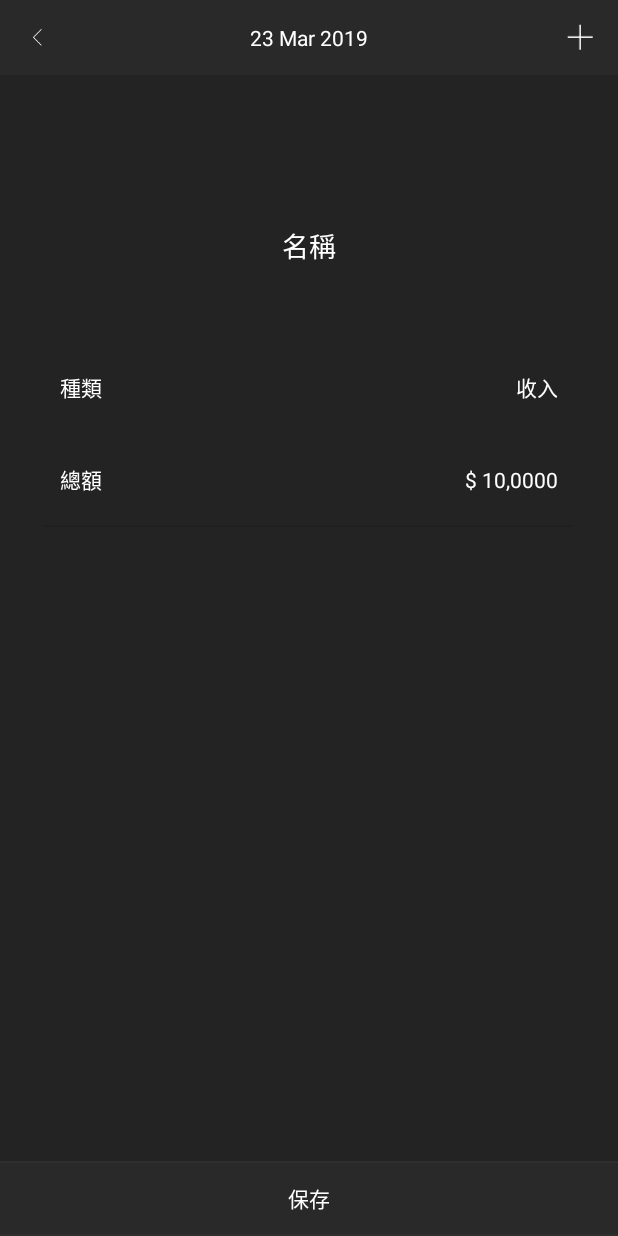
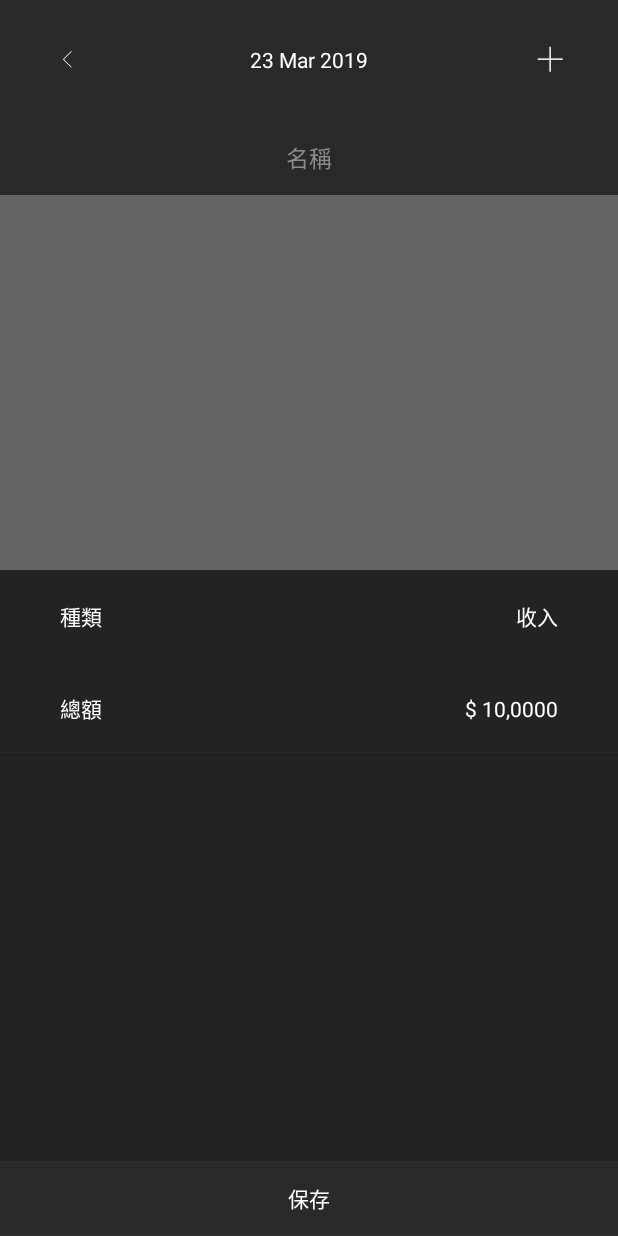
Before and after one commit to laibi0923/Receipt, an Android app: the NewRecod_Main screen opened directly, with no data from a screen before it, on a phone screen of 412 x 824 dp. Run offline under Robolectric (Android 15) with nearby library versions, the phone set to English and light mode, and no system bars; 1 statement that could not run was skipped.

Commit message:
28/3/2019

```diff
--- a/app/src/main/java/com/example/lpc/receipt/NewRecord/BottomSheetDialog.java
+++ b/app/src/main/java/com/example/lpc/receipt/NewRecord/BottomSheetDialog.java
@@ -125,7 +125,7 @@ public class BottomSheetDialog extends BottomSheetDialogFragment implements View
 
 		//((View) v.getParent()).setBackgroundColor(ContextCompat.getColor(getContext(), android.R.color.transparent));
 
-		setTopOffset(100);
+		setTopOffset(80);
 
 		Find_View(v);
 
--- a/app/src/main/java/com/example/lpc/receipt/NewRecord/NewRecod_Main.java
+++ b/app/src/main/java/com/example/lpc/receipt/NewRecord/NewRecod_Main.java
@@ -3,6 +3,7 @@ import android.content.Context;
 import android.os.*;
 import android.support.annotation.NonNull;
 import android.support.v7.app.*;
+import android.support.v7.widget.DividerItemDecoration;
 import android.support.v7.widget.LinearLayoutManager;
 import android.support.v7.widget.RecyclerView;
 import android.view.*;
@@ -103,6 +104,7 @@ public class NewRecod_Main extends AppCompatActivity implements Keybord_Fragment
 
 		mRecyclerView  = (RecyclerView) findViewById(R.id.newrecord_recycleview);
 		mRecyclerView.setLayoutManager(new LinearLayoutManager(this));
+		mRecyclerView.addItemDecoration(new DividerItemDecoration(mRecyclerView.getContext(), DividerItemDecoration.VERTICAL));
 		mRecyclerView.setNestedScrollingEnabled(false);
 		mRecyclerView.setAdapter(Receipt_Adapter);
 	}
--- a/app/src/main/java/com/example/lpc/receipt/NewRecord/Receipt_Adapter.java
+++ b/app/src/main/java/com/example/lpc/receipt/NewRecord/Receipt_Adapter.java
@@ -42,9 +42,9 @@ public class Receipt_Adapter extends RecyclerView.Adapter<Receipt_Adapter.Receip
         // 放數據入 ViewHolder
         holder.viewholder_itemname.setText(mData.get(position).getItemName());
 
-        holder.viewholder_itemtype.setText(mData.get(position).getItemType());
+//        holder.viewholder_itemtype.setText(mData.get(position).getItemType());
 
-        holder.viewholder_itemprice.setText(mData.get(position).getItemPrice());
+        holder.viewholder_itemprice.setText("$" + mData.get(position).getItemPrice());
 
         holder.viewholder_itemremarks.setText(mData.get(position).getItemRemarks());
 
@@ -74,7 +74,7 @@ public class Receipt_Adapter extends RecyclerView.Adapter<Receipt_Adapter.Receip
 
             viewholder_itemname = itemView.findViewById(R.id.viewholder_itemname);
 
-            viewholder_itemtype = itemView.findViewById(R.id.viewholder_itemtype);
+//            viewholder_itemtype = itemView.findViewById(R.id.viewholder_itemtype);
 
             viewholder_itemprice = itemView.findViewById(R.id.viewholder_itemprice);
 
--- a/app/src/main/res/drawable/c001_bottomsheet_background.xml
+++ b/app/src/main/res/drawable/c001_bottomsheet_background.xml
@@ -7,8 +7,8 @@
 
     <corners
         android:radius="0dp"
-        android:topLeftRadius="10dp"
-        android:topRightRadius="10dp"
+        android:topLeftRadius="5dp"
+        android:topRightRadius="5dp"
         android:bottomRightRadius="0dp"
         android:bottomLeftRadius="0dp" />
 
--- a/app/src/main/res/layout/c00_record_main.xml
+++ b/app/src/main/res/layout/c00_record_main.xml
@@ -17,16 +17,16 @@
 
 		<LinearLayout
 			android:layout_width="match_parent"
-			android:layout_height="50dp"
+			android:layout_height="80dp"
+			android:paddingLeft="30dp"
+			android:paddingRight="30dp"
 			android:gravity="center"
 			android:orientation="horizontal"
-			android:paddingBottom="10dp"
-			android:background="@color/main_bg_color"
-			android:paddingTop="10dp">
+			android:background="@color/main_bg_color">
 
 			<RelativeLayout
-				android:layout_width="50dp"
-				android:layout_height="50dp"
+				android:layout_width="30dp"
+				android:layout_height="30dp"
 				android:id="@+id/newrecord_close_btn">
 
 				<ImageView
@@ -54,8 +54,8 @@
 			</LinearLayout>
 
 			<RelativeLayout
-				android:layout_width="50dp"
-				android:layout_height="50dp"
+				android:layout_width="30dp"
+				android:layout_height="30dp"
 				android:id="@+id/newrecord_addrecord_btn">
 
 				<ImageView
@@ -68,6 +68,10 @@
 			</RelativeLayout>
 
 		</LinearLayout>
+
+
+
+
 
 		<include layout="@layout/c01_record_maincontent" />
 
--- a/app/src/main/res/layout/c01_record_maincontent.xml
+++ b/app/src/main/res/layout/c01_record_maincontent.xml
@@ -5,26 +5,48 @@
 	android:layout_height="match_parent"
 	android:orientation="vertical">
 
+
 	<LinearLayout
 		android:layout_width="match_parent"
 		android:layout_height="match_parent"
-		android:orientation="vertical"
-		android:layout_marginLeft="30dp"
-		android:layout_marginRight="30dp">
+		android:orientation="vertical">
 
 		<LinearLayout
 			android:layout_width="match_parent"
-			android:layout_height="300dp"
+			android:layout_height="50dp"
+			android:gravity="center"
+			android:background="@color/main_bg_color">
+
+
+			<EditText
+				android:layout_height="wrap_content"
+				android:layout_width="match_parent"
+				android:background="@android:color/transparent"
+				android:padding="10dp"
+				android:hint="名稱"
+				android:singleLine="true"
+				android:textColor="@color/text_color_1"
+				android:textColorHint="@color/text_color_2"
+				android:imeOptions="actionDone"
+				android:textSize="15dp"
+				android:gravity="center"/>
+
+		</LinearLayout>
+
+		<LinearLayout
+			android:layout_width="match_parent"
+			android:layout_height="wrap_content"
 			android:orientation="vertical"
 			android:gravity="center">
 
 			<LinearLayout
 				android:layout_height="wrap_content"
 				android:layout_width="match_parent"
+				android:minHeight="250dp"
 				android:orientation="horizontal"
+				android:background="#636363"
 				android:layout_weight="1.0"
-				android:gravity="center"
-				android:layout_marginTop="50dp">
+				android:gravity="center">
 
 				<EditText
 					android:layout_height="wrap_content"
@@ -36,6 +58,7 @@
 					android:textColor="#FFFFFF"
 					android:textColorHint="#FFFFFF"
 					android:imeOptions="actionDone"
+					android:visibility="invisible"
 					android:gravity="center"/>
 
 			</LinearLayout>
@@ -44,6 +67,8 @@
 				android:layout_height="wrap_content"
 				android:layout_width="match_parent"
 				android:orientation="horizontal"
+				android:layout_marginLeft="30dp"
+				android:layout_marginRight="30dp"
 				android:paddingTop="10dp"
 				android:paddingBottom="10dp">
 
@@ -69,6 +94,8 @@
 				android:layout_height="wrap_content"
 				android:layout_width="match_parent"
 				android:orientation="horizontal"
+				android:layout_marginLeft="30dp"
+				android:layout_marginRight="30dp"
 				android:paddingTop="10dp"
 				android:paddingBottom="10dp">
 
```
Also changed, not shown: app/src/main/res/layout/c01_recordmain_item.xml (+57 -64 lines).
